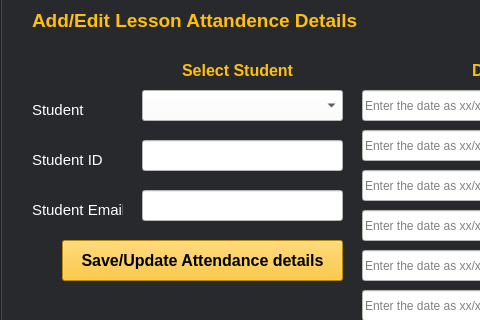
Above: teacher.ui from ismailuzum/Smart-School-School-Learning-Enhancement-System before the change; both pictures show x 0 to 480 and y 96 to 416 of the 1085 by 825 pixel window. Below: the same form after it.
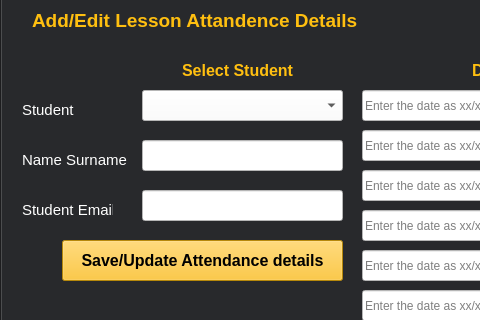
That is the form after the change. The open tabs and pages were chosen to show the change.

What changed in the file:
```diff
--- a/teacher.ui
+++ b/teacher.ui
@@ -1762,7 +1762,7 @@
      <widget class="QLabel" name="label_60">
       <property name="geometry">
        <rect>
-        <x>30</x>
+        <x>20</x>
         <y>100</y>
         <width>81</width>
         <height>20</height>
@@ -1826,9 +1826,9 @@
      <widget class="QLabel" name="label_59">
       <property name="geometry">
        <rect>
-        <x>30</x>
+        <x>20</x>
         <y>150</y>
-        <width>71</width>
+        <width>111</width>
         <height>20</height>
        </rect>
       </property>
@@ -1841,7 +1841,7 @@
        <string notr="true">color: rgb(255, 255, 255);</string>
       </property>
       <property name="text">
-       <string>Student ID</string>
+       <string>Name Surname</string>
       </property>
      </widget>
      <widget class="QLineEdit" name="tb24_3">
@@ -1860,7 +1860,7 @@
      <widget class="QLabel" name="label_61">
       <property name="geometry">
        <rect>
-        <x>30</x>
+        <x>20</x>
         <y>200</y>
         <width>91</width>
         <height>20</height>
```
Left out of the diff: 6 changed lines with no effect on the pictures.
